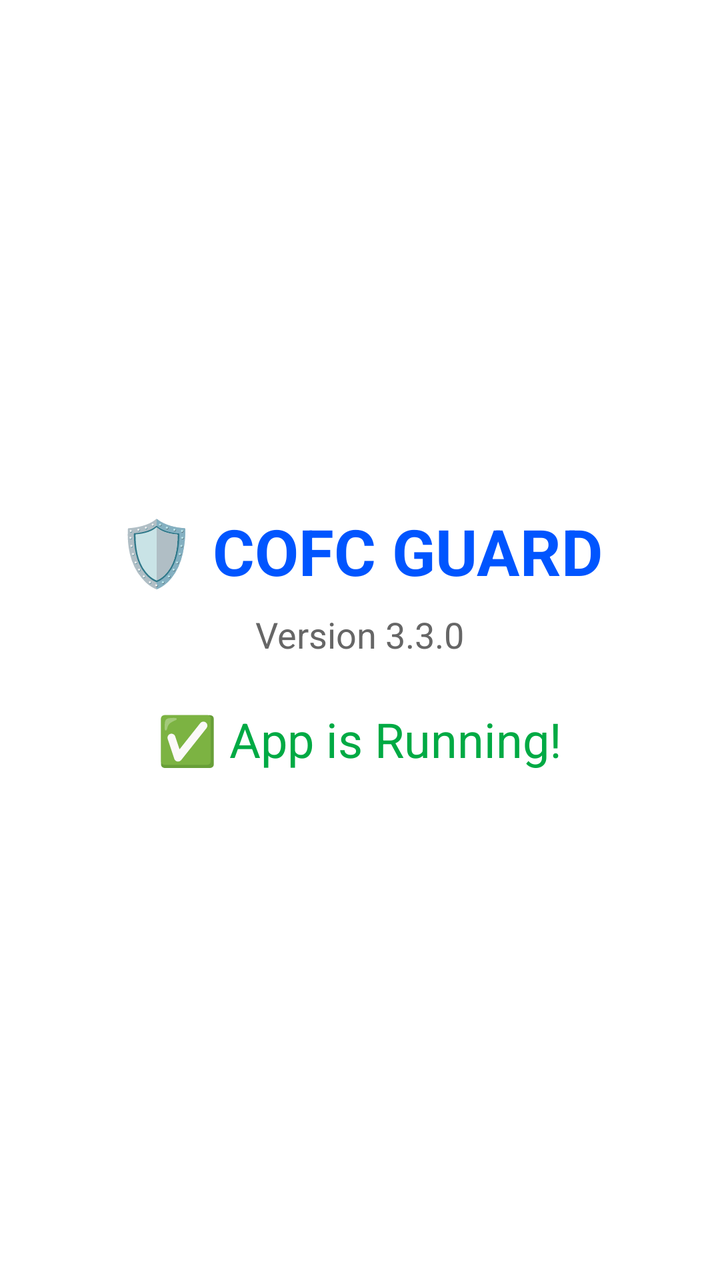
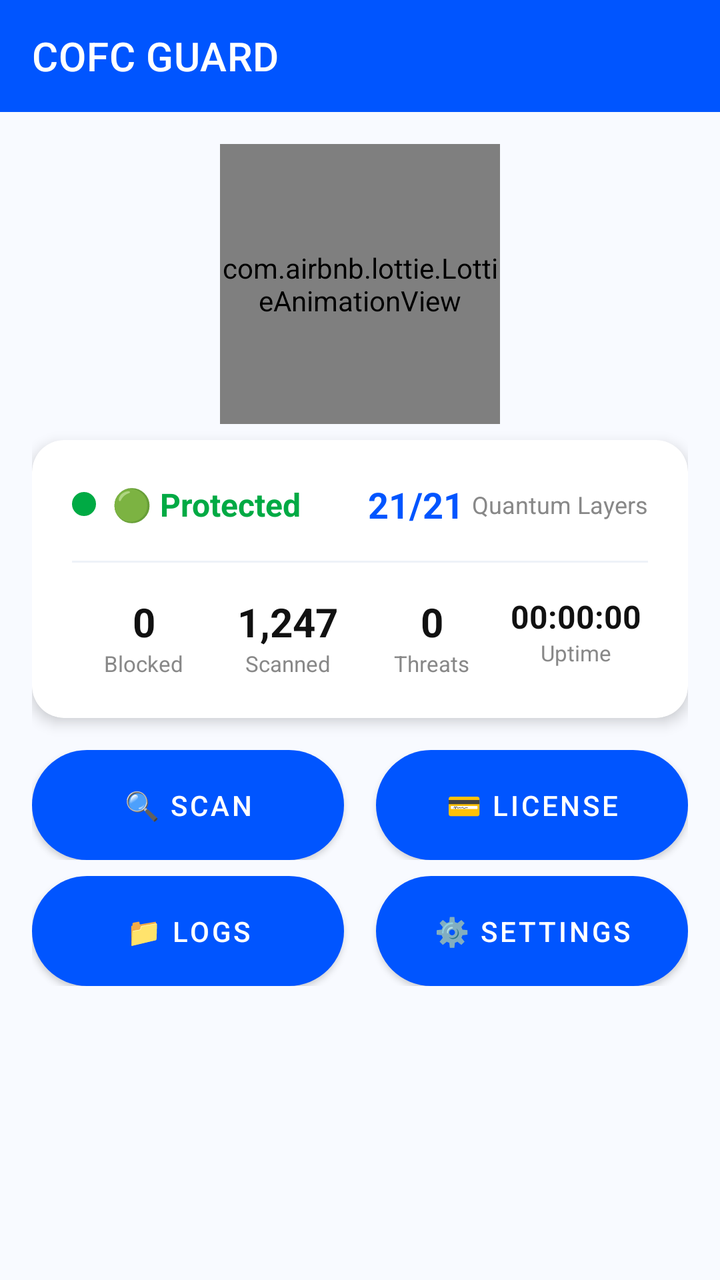

Two renders of the same Android screen: before a commit and after it. Below are the layout's source before the change and the commit's diff.
<!-- AndroidManifest.xml: activity theme Theme.COFCGuard -->
<!-- res/layout/activity_main.xml -->
<?xml version="1.0" encoding="utf-8"?>
<LinearLayout xmlns:android="http://schemas.android.com/apk/res/android"
    android:layout_width="match_parent"
    android:layout_height="match_parent"
    android:orientation="vertical"
    android:gravity="center"
    android:padding="32dp"
    android:background="#FFFFFF">

    <TextView
        android:layout_width="wrap_content"
        android:layout_height="wrap_content"
        android:text="🛡️ COFC GUARD"
        android:textSize="32sp"
        android:textStyle="bold"
        android:textColor="#0055FF"
        android:gravity="center" />

    <TextView
        android:layout_width="wrap_content"
        android:layout_height="wrap_content"
        android:text="Version 3.3.0"
        android:textSize="18sp"
        android:textColor="#666666"
        android:layout_marginTop="8dp" />

    <TextView
        android:layout_width="wrap_content"
        android:layout_height="wrap_content"
        android:text="✅ App is Running!"
        android:textSize="24sp"
        android:textColor="#00AA44"
        android:layout_marginTop="24dp" />

</LinearLayout>
<!-- resources referenced by this layout -->
<resources>
  <style name="Theme.COFCGuard" parent="Theme.MaterialComponents.DayNight.NoActionBar">
          <item name="colorPrimary">#0055FF</item>
          <item name="colorPrimaryVariant">#003DCC</item>
          <item name="colorOnPrimary">#FFFFFF</item>
          <item name="colorSecondary">#00AA44</item>
          <item name="colorSecondaryVariant">#008833</item>
          <item name="colorOnSecondary">#FFFFFF</item>
          <item name="android:windowBackground">#FFFFFF</item>
          <item name="android:statusBarColor">#0055FF</item>
          <item name="android:windowLightStatusBar">false</item>
          <item name="android:navigationBarColor">#FFFFFF</item>
          <item name="android:windowLightNavigationBar">true</item>
          <item name="materialButtonStyle">@style/Widget.COFCGuard.Button</item>
      </style>
  <style name="Widget.COFCGuard.Button" parent="Widget.MaterialComponents.Button">
          <item name="android:background">@drawable/button_primary</item>
          <item name="android:textColor">#FFFFFF</item>
          <item name="android:textSize">14sp</item>
          <item name="android:paddingStart">24dp</item>
          <item name="android:paddingEnd">24dp</item>
          <item name="android:paddingTop">12dp</item>
          <item name="android:paddingBottom">12dp</item>
          <item name="cornerRadius">100dp</item>
          <item name="elevation">2dp</item>
      </style>
  <!-- drawable button_primary (drawable) -->
  <?xml version="1.0" encoding="utf-8"?>
  <selector xmlns:android="http://schemas.android.com/apk/res/android">
      <item android:state_enabled="true" android:state_pressed="false">
          <shape android:shape="rectangle">
              <gradient android:startColor="@color/primary" android:endColor="@color/primary_dark" android:angle="0" />
              <corners android:radius="100dp" />
              <solid android:color="@color/primary" />
          </shape>
      </item>
      <item android:state_enabled="true" android:state_pressed="true">
          <shape android:shape="rectangle">
              <gradient android:startColor="@color/primary_dark" android:endColor="@color/primary" android:angle="0" />
              <corners android:radius="100dp" />
              <solid android:color="@color/primary_dark" />
          </shape>
      </item>
      <item android:state_enabled="false">
          <shape android:shape="rectangle">
              <solid android:color="@color/text_tertiary" />
              <corners android:radius="100dp" />
          </shape>
      </item>
  </selector>
  <color name="primary">#0055FF</color>
  <color name="primary_dark">#003DCC</color>
  <color name="text_tertiary">#888888</color>
</resources>

<!-- the commit's change to res/layout/activity_main.xml (unified diff, before → after) -->
@@ -1,35 +1,211 @@
 <?xml version="1.0" encoding="utf-8"?>
 <LinearLayout xmlns:android="http://schemas.android.com/apk/res/android"
+    xmlns:app="http://schemas.android.com/apk/res-auto"
     android:layout_width="match_parent"
     android:layout_height="match_parent"
     android:orientation="vertical"
-    android:gravity="center"
-    android:padding="32dp"
     android:background="#FFFFFF">
 
-    <TextView
-        android:layout_width="wrap_content"
-        android:layout_height="wrap_content"
-        android:text="🛡️ COFC GUARD"
-        android:textSize="32sp"
-        android:textStyle="bold"
-        android:textColor="#0055FF"
-        android:gravity="center" />
-
-    <TextView
-        android:layout_width="wrap_content"
-        android:layout_height="wrap_content"
-        android:text="Version 3.3.0"
-        android:textSize="18sp"
-        android:textColor="#666666"
-        android:layout_marginTop="8dp" />
-
-    <TextView
-        android:layout_width="wrap_content"
-        android:layout_height="wrap_content"
-        android:text="✅ App is Running!"
-        android:textSize="24sp"
-        android:textColor="#00AA44"
-        android:layout_marginTop="24dp" />
-
+    <com.google.android.material.appbar.MaterialToolbar
+        android:id="@+id/toolbar"
+        android:layout_width="match_parent"
+        android:layout_height="?attr/actionBarSize"
+        android:background="#0055FF"
+        android:theme="@style/ThemeOverlay.AppCompat.Dark.ActionBar"
+        app:title="@string/app_name"
+        app:titleTextColor="#FFFFFF" />
+
+    <ScrollView
+        android:layout_width="match_parent"
+        android:layout_height="match_parent"
+        android:fillViewport="true"
+        android:background="#F8FAFF">
+
+        <LinearLayout
+            android:layout_width="match_parent"
+            android:layout_height="wrap_content"
+            android:orientation="vertical"
+            android:padding="16dp"
+            android:paddingBottom="80dp">
+
+            <com.airbnb.lottie.LottieAnimationView
+                android:id="@+id/lottieShield"
+                android:layout_width="140dp"
+                android:layout_height="140dp"
+                android:layout_gravity="center"
+                app:lottie_autoPlay="true"
+                app:lottie_loop="true" />
+
+            <com.google.android.material.card.MaterialCardView
+                android:id="@+id/statusCard"
+                android:layout_width="match_parent"
+                android:layout_height="wrap_content"
+                app:cardCornerRadius="16dp"
+                app:cardElevation="4dp"
+                app:cardBackgroundColor="#FFFFFF"
+                android:layout_marginTop="8dp">
+
+                <LinearLayout
+                    android:layout_width="match_parent"
+                    android:layout_height="wrap_content"
+                    android:orientation="vertical"
+                    android:padding="20dp">
+
+                    <LinearLayout
+                        android:layout_width="match_parent"
+                        android:layout_height="wrap_content"
+                        android:orientation="horizontal"
+                        android:gravity="center_vertical">
+
+                        <View
+                            android:id="@+id/statusIndicator"
+                            android:layout_width="12dp"
+                            android:layout_height="12dp"
+                            android:background="@drawable/status_active" />
+
+                        <TextView
+                            android:id="@+id/protectionStatusTextView"
+                            android:layout_width="wrap_content"
+                            android:layout_height="wrap_content"
+                            android:text="@string/dashboard_status_active"
+                            android:textColor="#00AA44"
+                            android:textSize="16sp"
+                            android:textStyle="bold"
+                            android:layout_marginStart="8dp" />
+
+                        <View android:layout_width="0dp" android:layout_height="0dp" android:layout_weight="1" />
+
+                        <TextView
+                            android:id="@+id/layersCountTextView"
+                            android:layout_width="wrap_content"
+                            android:layout_height="wrap_content"
+                            android:text="21/21"
+                            android:textColor="#0055FF"
+                            android:textSize="18sp"
+                            android:textStyle="bold" />
+
+                        <TextView
+                            android:layout_width="wrap_content"
+                            android:layout_height="wrap_content"
+                            android:text="@string/dashboard_layers"
+                            android:textColor="#888888"
+                            android:textSize="12sp"
+                            android:layout_marginStart="4dp" />
+
+                    </LinearLayout>
+
+                    <View
+                        android:layout_width="match_parent"
+                        android:layout_height="1dp"
+                        android:background="#EEF2F8"
+                        android:layout_marginVertical="16dp" />
+
+                    <GridLayout
+                        android:layout_width="match_parent"
+                        android:layout_height="wrap_content"
+                        android:columnCount="4"
+                        android:rowCount="1">
+
+                        <LinearLayout
+                            android:layout_width="0dp"
+                            android:layout_height="wrap_content"
+                            android:layout_columnWeight="1"
+                            android:orientation="vertical"
+                            android:gravity="center">
+                            <TextView android:id="@+id/statsBlockedTextView" android:layout_width="wrap_content" android:layout_height="wrap_content" android:text="0" android:textColor="#111111" android:textSize="20sp" android:textStyle="bold" />
+                            <TextView android:layout_width="wrap_content" android:layout_height="wrap_content" android:text="@string/dashboard_blocked" android:textColor="#888888" android:textSize="11sp" />
+                        </LinearLayout>
+
+                        <LinearLayout
+                            android:layout_width="0dp"
+                            android:layout_height="wrap_content"
+                            android:layout_columnWeight="1"
+                            android:orientation="vertical"
+                            android:gravity="center">
+                            <TextView android:id="@+id/statsScannedTextView" android:layout_width="wrap_content" android:layout_height="wrap_content" android:text="1,247" android:textColor="#111111" android:textSize="20sp" android:textStyle="bold" />
+                            <TextView android:layout_width="wrap_content" android:layout_height="wrap_content" android:text="@string/dashboard_scanned" android:textColor="#888888" android:textSize="11sp" />
+                        </LinearLayout>
+
+                        <LinearLayout
+                            android:layout_width="0dp"
+                            android:layout_height="wrap_content"
+                            android:layout_columnWeight="1"
+                            android:orientation="vertical"
+                            android:gravity="center">
+                            <TextView android:id="@+id/statsThreatsTextView" android:layout_width="wrap_content" android:layout_height="wrap_content" android:text="0" android:textColor="#111111" android:textSize="20sp" android:textStyle="bold" />
+                            <TextView android:layout_width="wrap_content" android:layout_height="wrap_content" android:text="@string/dashboard_threats" android:textColor="#888888" android:textSize="11sp" />
+                        </LinearLayout>
+
+                        <LinearLayout
+                            android:layout_width="0dp"
+                            android:layout_height="wrap_content"
+                            android:layout_columnWeight="1"
+                            android:orientation="vertical"
+                            android:gravity="center">
+                            <TextView android:id="@+id/statsUptimeTextView" android:layout_width="wrap_content" android:layout_height="wrap_content" android:text="00:00:00" android:textColor="#111111" android:textSize="16sp" android:textStyle="bold" />
+                            <TextView android:layout_width="wrap_content" android:layout_height="wrap_content" android:text="@string/dashboard_uptime" android:textColor="#888888" android:textSize="11sp" />
+                        </LinearLayout>
+
+                    </GridLayout>
+
+                </LinearLayout>
+            </com.google.android.material.card.MaterialCardView>
+
+            <LinearLayout
+                android:id="@+id/buttonsLayout"
+                android:layout_width="match_parent"
+                android:layout_height="wrap_content"
+                android:orientation="horizontal"
+                android:layout_marginTop="16dp"
+                android:gravity="center">
+
+                <Button
+                    android:id="@+id/scanButton"
+                    android:layout_width="0dp"
+                    android:layout_height="wrap_content"
+                    android:layout_weight="1"
+                    android:text="🔍 Scan"
+                    style="@style/Widget.COFCGuard.Button"
+                    android:layout_marginEnd="8dp" />
+
+                <Button
+                    android:id="@+id/licenseButton"
+                    android:layout_width="0dp"
+                    android:layout_height="wrap_content"
+                    android:layout_weight="1"
+                    android:text="💳 License"
+                    style="@style/Widget.COFCGuard.Button"
+                    android:layout_marginStart="8dp" />
+
+            </LinearLayout>
+
+            <LinearLayout
+                android:layout_width="match_parent"
+                android:layout_height="wrap_content"
+                android:orientation="horizontal"
+                android:layout_marginTop="8dp"
+                android:gravity="center">
+
+                <Button
+                    android:id="@+id/logsButton"
+                    android:layout_width="0dp"
+                    android:layout_height="wrap_content"
+                    android:layout_weight="1"
+                    android:text="📁 Logs"
+                    style="@style/Widget.COFCGuard.Button"
+                    android:layout_marginEnd="8dp" />
+
+                <Button
+                    android:id="@+id/settingsButton"
+                    android:layout_width="0dp"
+                    android:layout_height="wrap_content"
+                    android:layout_weight="1"
+                    android:text="⚙️ Settings"
+                    style="@style/Widget.COFCGuard.Button"
+                    android:layout_marginStart="8dp" />
+
+            </LinearLayout>
+
+        </LinearLayout>
+    </ScrollView>
 </LinearLayout>
<!-- resource entries referenced after the edit -->
@@ -1,5 +1,19 @@
 <!-- resources referenced by this layout -->
 <resources>
+  <!-- drawable status_active (drawable) -->
+  <?xml version="1.0" encoding="utf-8"?>
+  <shape xmlns:android="http://schemas.android.com/apk/res/android" android:shape="oval">
+      <solid android:color="@color/status_active" />
+      <size android:width="12dp" android:height="12dp" />
+      <stroke android:width="2dp" android:color="@color/status_active" />
+  </shape>
+  <string name="app_name">COFC GUARD</string>
+  <string name="dashboard_blocked">Blocked</string>
+  <string name="dashboard_layers">Quantum Layers</string>
+  <string name="dashboard_scanned">Scanned</string>
+  <string name="dashboard_status_active">🟢 Protected</string>
+  <string name="dashboard_threats">Threats</string>
+  <string name="dashboard_uptime">Uptime</string>
   <style name="Theme.COFCGuard" parent="Theme.MaterialComponents.DayNight.NoActionBar">
           <item name="colorPrimary">#0055FF</item>
           <item name="colorPrimaryVariant">#003DCC</item>
@@ -14,6 +28,7 @@
           <item name="android:windowLightNavigationBar">true</item>
           <item name="materialButtonStyle">@style/Widget.COFCGuard.Button</item>
       </style>
+  <color name="status_active">#00AA44</color>
   <style name="Widget.COFCGuard.Button" parent="Widget.MaterialComponents.Button">
           <item name="android:background">@drawable/button_primary</item>
           <item name="android:textColor">#FFFFFF</item>
